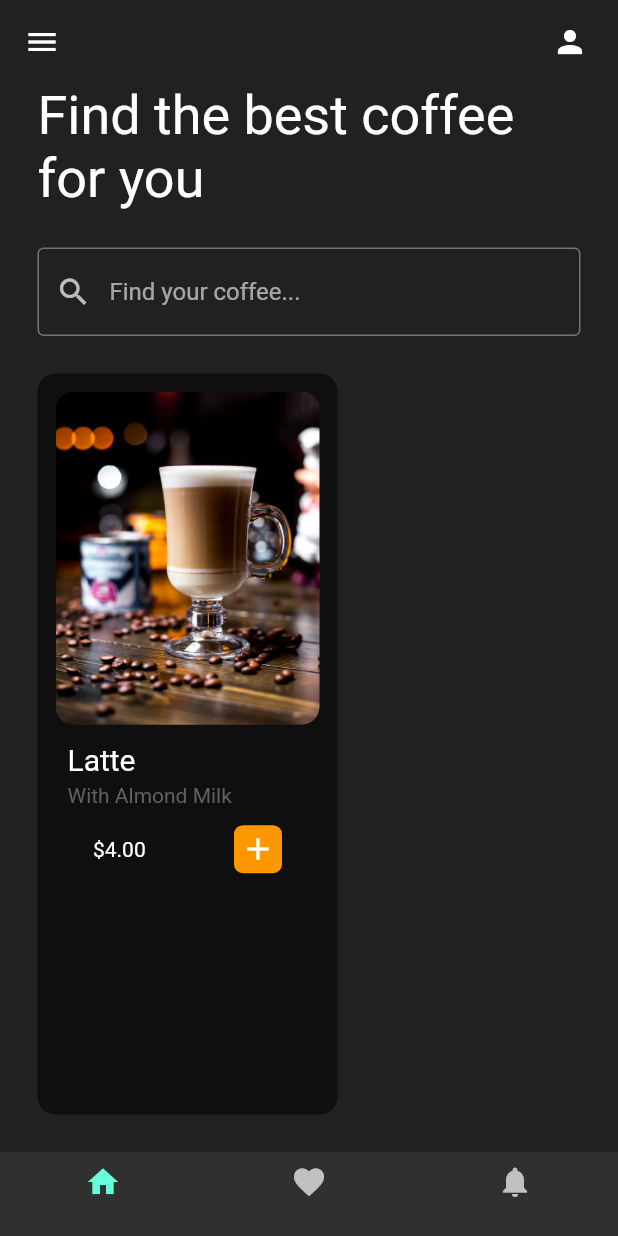
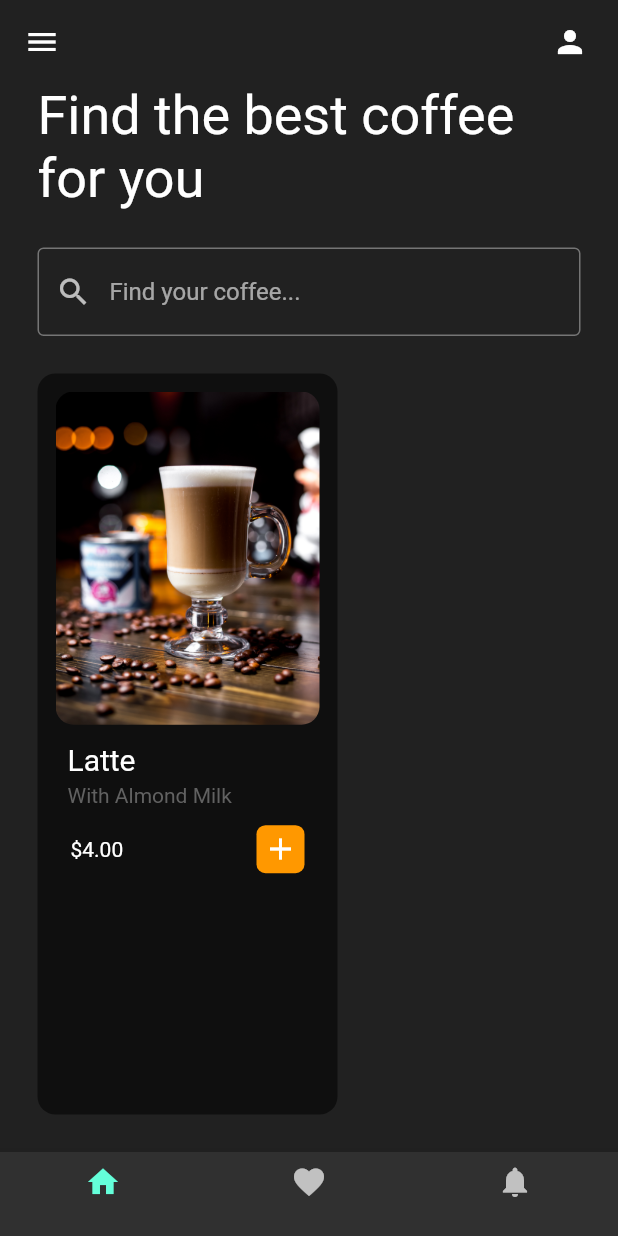
Before and after one commit to Mohamed-Aziz-Mhadhbi/CoffeeShop, a Flutter app: the screen it shows after launch, on a phone screen of 412 x 824 dp. Run offline on Flutter 3.47's test engine with Material 2 defaults, Android fonts, the phone set to English and light mode, and no system bars.

Commit message:
start working on listeview of coffee

```diff
--- a/lib/pages/home_page.dart
+++ b/lib/pages/home_page.dart
@@ -67,6 +67,9 @@ class _HomePageState extends State<HomePage> {
             height: 25,
           ),
 
+          // Horizantal listview of coffee
+
+
           // Horizantal listview of coffee tiles
           Expanded(
             child: ListView(
--- a/lib/util/coffee_tile.dart
+++ b/lib/util/coffee_tile.dart
@@ -49,7 +49,7 @@ class CoffeeTile extends StatelessWidget {
 
             // price
             Padding(
-              padding: const EdgeInsets.symmetric(horizontal: 25.0),
+              padding: const EdgeInsets.symmetric(horizontal: 10.0),
               child: Row(
                 mainAxisAlignment: MainAxisAlignment.spaceBetween,
                 // ignore: prefer_const_literals_to_create_immutables
```
